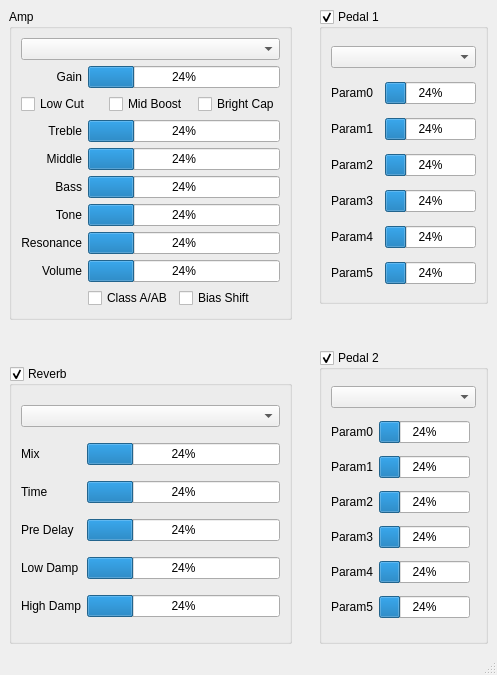
Before: the Qt Designer form src/ui/main_win.ui in Houston4444/OsciTronix, drawn with Qt 5.
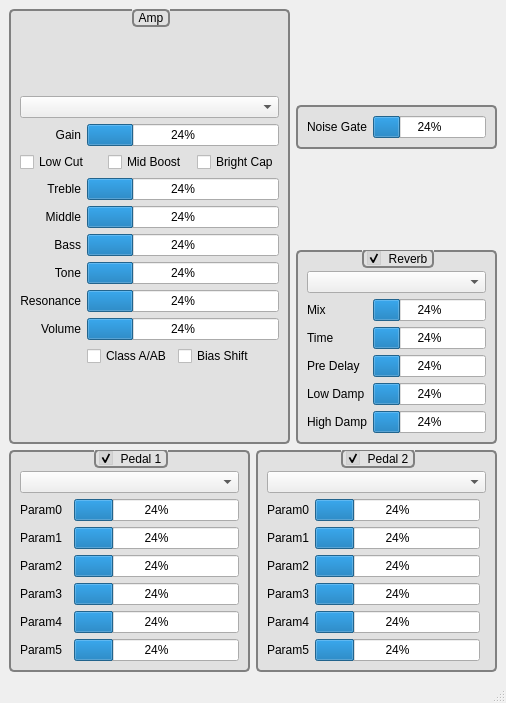
After: the same form once the commit is applied. Custom widgets are drawn as their Qt base class.

Commit message: nicer style

The edit to the form file:
```diff
--- a/src/ui/main_win.ui
+++ b/src/ui/main_win.ui
@@ -6,18 +6,18 @@
    <rect>
     <x>0</x>
     <y>0</y>
-    <width>497</width>
-    <height>675</height>
+    <width>506</width>
+    <height>703</height>
    </rect>
   </property>
   <property name="windowTitle">
    <string>Tronix Hammer</string>
   </property>
   <widget class="QWidget" name="centralwidget">
+   <layout class="QVBoxLayout" name="verticalLayout">
+    <item>
    <layout class="QHBoxLayout" name="horizontalLayout_3">
     <item>
-     <layout class="QVBoxLayout" name="verticalLayout_2">
-      <item>
        <widget class="QGroupBox" name="groupBox_3">
         <property name="sizePolicy">
          <sizepolicy hsizetype="Expanding" vsizetype="Preferred">
@@ -25,11 +25,27 @@
           <verstretch>0</verstretch>
          </sizepolicy>
         </property>
+        <property name="styleSheet">
+         <string notr="true">QGroupBox {
+    background-color:#20808080;
+    border: 2px solid gray;
+    border-radius: 5px;
+    margin-top: 1.5ex; /* leave space at the top for the title */
+}
+
+QGroupBox::title {
+    subcontrol-origin: margin;
+    subcontrol-position: top center; /* position at the top center */
+    padding: 0 3px;
+	border:2px solid gray;
+    border-radius:5px;
+}</string>
+        </property>
         <property name="title">
          <string>Amp</string>
         </property>
         <layout class="QGridLayout" name="gridLayout_4">
-         <item row="0" column="0">
+         <item row="1" column="0">
           <layout class="QGridLayout" name="gridLayout">
            <item row="1" column="1" colspan="5">
             <widget class="ParamProgressBar" name="progressBarGain">
@@ -211,16 +227,87 @@
            </item>
           </layout>
          </item>
+         <item row="0" column="0">
+          <spacer name="verticalSpacer_6">
+           <property name="orientation">
+            <enum>Qt::Vertical</enum>
+           </property>
+           <property name="sizeType">
+            <enum>QSizePolicy::Fixed</enum>
+           </property>
+           <property name="sizeHint" stdset="0">
+            <size>
+             <width>20</width>
+             <height>10</height>
+            </size>
+           </property>
+          </spacer>
+         </item>
         </layout>
        </widget>
       </item>
+      <item>
+       <layout class="QVBoxLayout" name="verticalLayout_2">
       <item>
        <spacer name="verticalSpacer_2">
         <property name="orientation">
          <enum>Qt::Vertical</enum>
         </property>
-        <property name="sizeType">
-         <enum>QSizePolicy::Maximum</enum>
+          <property name="sizeHint" stdset="0">
+           <size>
+            <width>20</width>
+            <height>40</height>
+           </size>
+          </property>
+         </spacer>
+        </item>
+        <item>
+         <widget class="QGroupBox" name="groupBox">
+          <property name="styleSheet">
+           <string notr="true">QGroupBox {
+    background-color:#20808080;
+    border: 2px solid gray;
+    border-radius: 5px;
+    margin-top: 1.5ex; /* leave space at the top for the title */
+}
+
+QGroupBox::title {
+    subcontrol-origin: margin;
+    subcontrol-position: top center; /* position at the top center */
+    padding: 0 3px;
+	border:2px solid gray;
+    border-radius:5px;
+}</string>
+          </property>
+          <property name="title">
+           <string/>
+          </property>
+          <layout class="QVBoxLayout" name="verticalLayout_3">
+           <item>
+            <layout class="QHBoxLayout" name="horizontalLayout_4">
+             <item>
+              <widget class="QLabel" name="label_6">
+               <property name="text">
+                <string>Noise Gate</string>
+               </property>
+              </widget>
+             </item>
+             <item>
+              <widget class="ParamProgressBar" name="progressBarNoiseGate">
+               <property name="value">
+                <number>24</number>
+               </property>
+              </widget>
+             </item>
+            </layout>
+           </item>
+          </layout>
+         </widget>
+        </item>
+        <item>
+         <spacer name="verticalSpacer">
+          <property name="orientation">
+           <enum>Qt::Vertical</enum>
         </property>
         <property name="sizeHint" stdset="0">
          <size>
@@ -232,6 +319,22 @@
       </item>
       <item>
        <widget class="QGroupBox" name="groupBoxReverb">
+          <property name="styleSheet">
+           <string notr="true">QGroupBox {
+    background-color:#20808080;
+    border: 2px solid gray;
+    border-radius: 5px;
+    margin-top: 1.5ex; /* leave space at the top for the title */
+}
+
+QGroupBox::title {
+    subcontrol-origin: margin;
+    subcontrol-position: top center; /* position at the top center */
+    padding: 0 3px;
+	border:2px solid gray;
+    border-radius:5px;
+}</string>
+          </property>
         <property name="title">
          <string>Reverb</string>
         </property>
@@ -239,104 +342,122 @@
          <bool>true</bool>
         </property>
         <layout class="QGridLayout" name="gridLayout_5">
-         <item row="3" column="0">
+           <item row="6" column="1">
+            <widget class="ParamProgressBar" name="progressBarReverbLowDamp">
+             <property name="value">
+              <number>24</number>
+             </property>
+            </widget>
+           </item>
+           <item row="4" column="0">
           <widget class="QLabel" name="label_20">
            <property name="text">
             <string>Time</string>
            </property>
           </widget>
          </item>
-         <item row="0" column="0" colspan="2">
-          <widget class="QComboBox" name="comboBoxReverb"/>
-         </item>
-         <item row="6" column="0">
-          <widget class="QLabel" name="label_23">
-           <property name="text">
-            <string>High Damp</string>
+           <item row="5" column="1">
+            <widget class="ParamProgressBar" name="progressBarReverbPreDelay">
+             <property name="value">
+              <number>24</number>
+             </property>
+            </widget>
+           </item>
+           <item row="8" column="1">
+            <widget class="ParamProgressBar" name="progressBarReverbHighDump">
+             <property name="value">
+              <number>24</number>
            </property>
           </widget>
          </item>
-         <item row="4" column="0">
+           <item row="5" column="0">
           <widget class="QLabel" name="label_21">
            <property name="text">
             <string>Pre Delay</string>
            </property>
           </widget>
          </item>
-         <item row="2" column="0">
+           <item row="1" column="0" colspan="2">
+            <widget class="QComboBox" name="comboBoxReverb"/>
+           </item>
+           <item row="3" column="0">
           <widget class="QLabel" name="label_19">
            <property name="text">
             <string>Mix</string>
            </property>
           </widget>
          </item>
-         <item row="5" column="0">
-          <widget class="QLabel" name="label_22">
-           <property name="text">
-            <string>Low Damp</string>
-           </property>
-          </widget>
-         </item>
-         <item row="2" column="1">
+           <item row="3" column="1">
           <widget class="ParamProgressBar" name="progressBarReverbMix">
            <property name="value">
             <number>24</number>
            </property>
           </widget>
          </item>
-         <item row="3" column="1">
+           <item row="4" column="1">
           <widget class="ParamProgressBar" name="progressBarReverbTime">
            <property name="value">
             <number>24</number>
            </property>
           </widget>
          </item>
-         <item row="4" column="1">
-          <widget class="ParamProgressBar" name="progressBarReverbPreDelay">
-           <property name="value">
-            <number>24</number>
+           <item row="6" column="0">
+            <widget class="QLabel" name="label_22">
+             <property name="text">
+              <string>Low Damp</string>
            </property>
           </widget>
          </item>
-         <item row="5" column="1">
-          <widget class="ParamProgressBar" name="progressBarReverbLowDamp">
-           <property name="value">
-            <number>24</number>
+           <item row="8" column="0">
+            <widget class="QLabel" name="label_23">
+             <property name="text">
+              <string>High Damp</string>
            </property>
           </widget>
          </item>
-         <item row="6" column="1">
-          <widget class="ParamProgressBar" name="progressBarReverbHighDump">
-           <property name="value">
-            <number>24</number>
-           </property>
-          </widget>
-         </item>
-        </layout>
-       </widget>
-      </item>
-     </layout>
-    </item>
-    <item>
-     <spacer name="horizontalSpacer">
+           <item row="0" column="0">
+            <spacer name="verticalSpacer_5">
       <property name="orientation">
-       <enum>Qt::Horizontal</enum>
+              <enum>Qt::Vertical</enum>
       </property>
       <property name="sizeType">
-       <enum>QSizePolicy::Maximum</enum>
+              <enum>QSizePolicy::Fixed</enum>
       </property>
       <property name="sizeHint" stdset="0">
        <size>
-        <width>40</width>
-        <height>20</height>
+               <width>20</width>
+               <height>10</height>
        </size>
       </property>
      </spacer>
     </item>
+          </layout>
+         </widget>
+        </item>
+       </layout>
+      </item>
+     </layout>
+    </item>
     <item>
-     <layout class="QVBoxLayout" name="verticalLayout">
+     <layout class="QHBoxLayout" name="horizontalLayout_5">
       <item>
        <widget class="QGroupBox" name="groupBoxPedal1">
+        <property name="styleSheet">
+         <string notr="true">QGroupBox {
+    background-color:#20808080;
+    border: 2px solid gray;
+    border-radius: 5px;
+    margin-top: 1.5ex; /* leave space at the top for the title */
+}
+
+QGroupBox::title {
+    subcontrol-origin: margin;
+    subcontrol-position: top center; /* position at the top center */
+    padding: 0 3px;
+	border:2px solid gray;
+    border-radius:5px;
+}</string>
+        </property>
         <property name="title">
          <string>Pedal 1</string>
         </property>
@@ -344,114 +465,130 @@
          <bool>true</bool>
         </property>
         <layout class="QGridLayout" name="gridLayout_2">
-         <item row="2" column="0">
-          <widget class="QLabel" name="labelPedal1Param1">
-           <property name="text">
-            <string>Param1</string>
-           </property>
-          </widget>
-         </item>
-         <item row="6" column="0">
-          <widget class="QLabel" name="labelPedal1Param5">
-           <property name="text">
-            <string>Param5</string>
-           </property>
-          </widget>
-         </item>
-         <item row="4" column="0">
-          <widget class="QLabel" name="labelPedal1Param3">
-           <property name="text">
-            <string>Param3</string>
-           </property>
-          </widget>
-         </item>
-         <item row="0" column="0" colspan="3">
-          <widget class="QComboBox" name="comboBoxPedal1"/>
-         </item>
-         <item row="2" column="2">
+         <item row="3" column="2">
           <widget class="ParamProgressBar" name="progressBarPedal1Param1">
            <property name="value">
             <number>24</number>
            </property>
           </widget>
          </item>
-         <item row="1" column="0">
+         <item row="2" column="0">
           <widget class="QLabel" name="labelPedal1Param0">
            <property name="text">
             <string>Param0</string>
            </property>
           </widget>
          </item>
-         <item row="1" column="2">
-          <widget class="ParamProgressBar" name="progressBarPedal1Param0">
+         <item row="7" column="2">
+          <widget class="ParamProgressBar" name="progressBarPedal1Param5">
+           <property name="value">
+            <number>24</number>
+           </property>
+          </widget>
+         </item>
+         <item row="6" column="2">
+          <widget class="ParamProgressBar" name="progressBarPedal1Param4">
            <property name="value">
             <number>24</number>
            </property>
           </widget>
          </item>
          <item row="5" column="0">
+          <widget class="QLabel" name="labelPedal1Param3">
+           <property name="text">
+            <string>Param3</string>
+           </property>
+          </widget>
+         </item>
+         <item row="1" column="0" colspan="3">
+          <widget class="QComboBox" name="comboBoxPedal1"/>
+         </item>
+         <item row="5" column="2">
+          <widget class="ParamProgressBar" name="progressBarPedal1Param3">
+           <property name="value">
+            <number>24</number>
+           </property>
+          </widget>
+         </item>
+         <item row="6" column="0">
           <widget class="QLabel" name="labelPedal1Param4">
            <property name="text">
             <string>Param4</string>
            </property>
           </widget>
          </item>
-         <item row="3" column="0">
-          <widget class="QLabel" name="labelPedal1Param2">
-           <property name="text">
-            <string>Param2</string>
-           </property>
-          </widget>
-         </item>
-         <item row="3" column="2">
-          <widget class="ParamProgressBar" name="progressBarPedal1Param2">
-           <property name="value">
-            <number>24</number>
-           </property>
-          </widget>
-         </item>
          <item row="4" column="2">
-          <widget class="ParamProgressBar" name="progressBarPedal1Param3">
+          <widget class="ParamProgressBar" name="progressBarPedal1Param2">
            <property name="value">
             <number>24</number>
            </property>
           </widget>
          </item>
-         <item row="5" column="2">
-          <widget class="ParamProgressBar" name="progressBarPedal1Param4">
-           <property name="value">
-            <number>24</number>
+         <item row="7" column="0">
+          <widget class="QLabel" name="labelPedal1Param5">
+           <property name="text">
+            <string>Param5</string>
            </property>
           </widget>
          </item>
-         <item row="6" column="2">
-          <widget class="ParamProgressBar" name="progressBarPedal1Param5">
-           <property name="value">
-            <number>24</number>
+         <item row="4" column="0">
+          <widget class="QLabel" name="labelPedal1Param2">
+           <property name="text">
+            <string>Param2</string>
            </property>
           </widget>
          </item>
-        </layout>
-       </widget>
-      </item>
-      <item>
-       <spacer name="verticalSpacer">
+         <item row="3" column="0">
+          <widget class="QLabel" name="labelPedal1Param1">
+           <property name="text">
+            <string>Param1</string>
+           </property>
+          </widget>
+         </item>
+         <item row="2" column="2">
+          <widget class="ParamProgressBar" name="progressBarPedal1Param0">
+           <property name="value">
+            <number>24</number>
+           </property>
+          </widget>
+         </item>
+         <item row="0" column="0">
+          <spacer name="verticalSpacer_3">
         <property name="orientation">
          <enum>Qt::Vertical</enum>
         </property>
         <property name="sizeType">
-         <enum>QSizePolicy::Maximum</enum>
+            <enum>QSizePolicy::Fixed</enum>
         </property>
         <property name="sizeHint" stdset="0">
          <size>
           <width>20</width>
-          <height>40</height>
+             <height>10</height>
          </size>
         </property>
        </spacer>
+         </item>
+        </layout>
+       </widget>
       </item>
       <item>
        <widget class="QGroupBox" name="groupBoxPedal2">
+        <property name="styleSheet">
+         <string notr="true">QGroupBox {
+    background-color:#20808080;
+    border: 2px solid gray;
+    border-radius: 5px;
+    margin-top: 1.5ex; /* leave space at the top for the title */
+}
+
+QGroupBox::title {
+    subcontrol-origin: margin;
+    subcontrol-position: top center; /* position at the top center */
+    padding: 0 3px;
+	border:2px solid gray;
+    border-radius:5px;
+}</string>
+        </property>
         <property name="title">
          <string>Pedal 2</string>
         </property>
@@ -459,92 +596,108 @@
          <bool>true</bool>
         </property>
         <layout class="QGridLayout" name="gridLayout_3">
-         <item row="0" column="0" colspan="3">
-          <widget class="QComboBox" name="comboBoxPedal2"/>
-         </item>
-         <item row="1" column="0">
-          <widget class="QLabel" name="labelPedal2Param0">
-           <property name="text">
-            <string>Param0</string>
-           </property>
-          </widget>
-         </item>
          <item row="3" column="0">
-          <widget class="QLabel" name="labelPedal2Param2">
-           <property name="text">
-            <string>Param2</string>
-           </property>
-          </widget>
-         </item>
-         <item row="5" column="0">
-          <widget class="QLabel" name="labelPedal2Param4">
-           <property name="text">
-            <string>Param4</string>
-           </property>
-          </widget>
-         </item>
-         <item row="2" column="0">
           <widget class="QLabel" name="labelPedal2Param1">
            <property name="text">
             <string>Param1</string>
            </property>
           </widget>
          </item>
-         <item row="6" column="0">
+         <item row="6" column="1">
+          <widget class="ParamProgressBar" name="progressBarPedal2Param4">
+           <property name="value">
+            <number>24</number>
+           </property>
+          </widget>
+         </item>
+         <item row="7" column="1">
+          <widget class="ParamProgressBar" name="progressBarPedal2Param5">
+           <property name="value">
+            <number>24</number>
+           </property>
+          </widget>
+         </item>
+         <item row="4" column="0">
+          <widget class="QLabel" name="labelPedal2Param2">
+           <property name="text">
+            <string>Param2</string>
+           </property>
+          </widget>
+         </item>
+         <item row="4" column="1">
+          <widget class="ParamProgressBar" name="progressBarPedal2Param2">
+           <property name="value">
+            <number>24</number>
+           </property>
+          </widget>
+         </item>
+         <item row="5" column="1">
+          <widget class="ParamProgressBar" name="progressBarPedal2Param3">
+           <property name="value">
+            <number>24</number>
+           </property>
+          </widget>
+         </item>
+         <item row="7" column="0">
           <widget class="QLabel" name="labelPedal2Param5">
            <property name="text">
             <string>Param5</string>
            </property>
           </widget>
          </item>
-         <item row="4" column="0">
+         <item row="5" column="0">
           <widget class="QLabel" name="labelPedal2Param3">
            <property name="text">
             <string>Param3</string>
            </property>
           </widget>
          </item>
-         <item row="1" column="1">
-          <widget class="ParamProgressBar" name="progressBarPedal2Param0">
-           <property name="value">
-            <number>24</number>
-           </property>
-          </widget>
-         </item>
-         <item row="2" column="1">
+         <item row="3" column="1">
           <widget class="ParamProgressBar" name="progressBarPedal2Param1">
            <property name="value">
             <number>24</number>
            </property>
           </widget>
          </item>
-         <item row="3" column="1">
-          <widget class="ParamProgressBar" name="progressBarPedal2Param2">
+         <item row="2" column="1">
+          <widget class="ParamProgressBar" name="progressBarPedal2Param0">
            <property name="value">
             <number>24</number>
            </property>
           </widget>
          </item>
-         <item row="4" column="1">
-          <widget class="ParamProgressBar" name="progressBarPedal2Param3">
-           <property name="value">
-            <number>24</number>
+         <item row="1" column="0" colspan="3">
+          <widget class="QComboBox" name="comboBoxPedal2"/>
+         </item>
+         <item row="2" column="0">
+          <widget class="QLabel" name="labelPedal2Param0">
+           <property name="text">
+            <string>Param0</string>
            </property>
           </widget>
          </item>
-         <item row="5" column="1">
-          <widget class="ParamProgressBar" name="progressBarPedal2Param4">
-           <property name="value">
-            <number>24</number>
+         <item row="6" column="0">
+          <widget class="QLabel" name="labelPedal2Param4">
+           <property name="text">
+            <string>Param4</string>
            </property>
           </widget>
          </item>
-         <item row="6" column="1">
-          <widget class="ParamProgressBar" name="progressBarPedal2Param5">
-           <property name="value">
-            <number>24</number>
+         <item row="0" column="0">
+          <spacer name="verticalSpacer_4">
+           <property name="orientation">
+            <enum>Qt::Vertical</enum>
            </property>
-          </widget>
+           <property name="sizeType">
+            <enum>QSizePolicy::Fixed</enum>
+           </property>
+           <property name="sizeHint" stdset="0">
+            <size>
+             <width>20</width>
+             <height>10</height>
+            </size>
+           </property>
+          </spacer>
          </item>
         </layout>
        </widget>
```
Left out of the diff: 2 changed lines with no effect on the pictures. Lines whose indentation alone changed are shown as unchanged. The commit also changes 3 other files.
